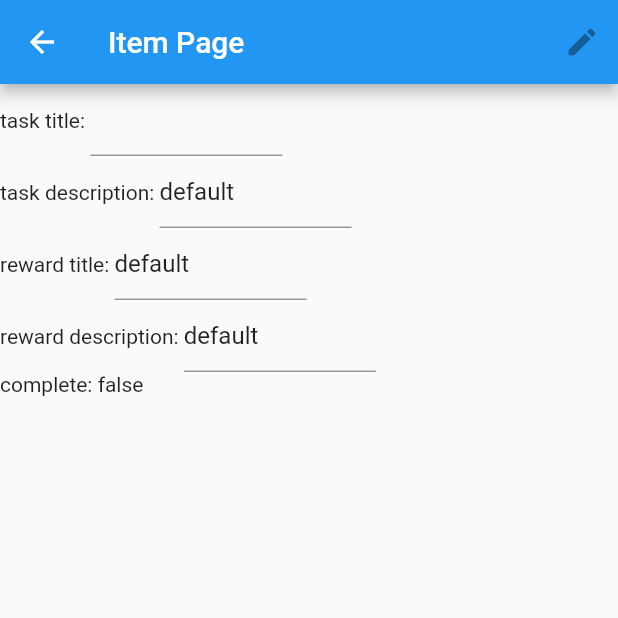
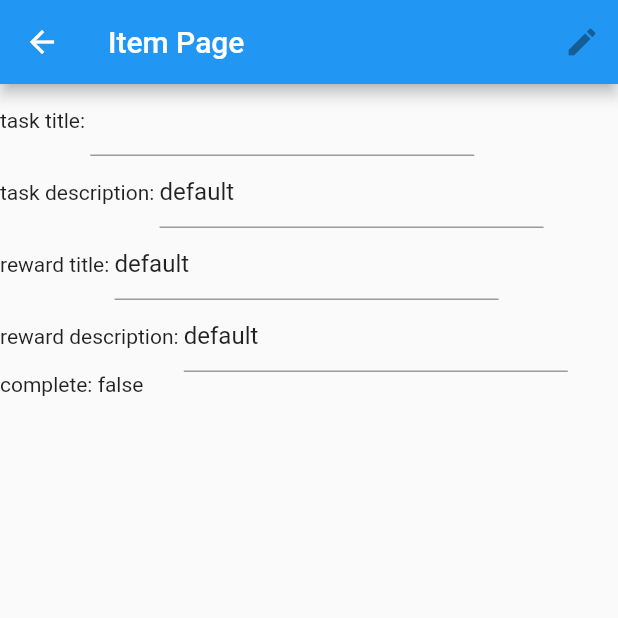
Before and after one commit to ayz122004/carrot, a Flutter app: the ItemPage screen opened directly with empty values, on a phone screen of 412 x 824 dp, the top half of it. Run offline on Flutter 3.47's test engine with Material 2 defaults, Android fonts, the phone set to English and light mode, and no system bars.

Commit message:
added edit in ItemPage

```diff
--- a/lib/Pages/item_page.dart
+++ b/lib/Pages/item_page.dart
@@ -39,9 +39,14 @@ class _ItemPageState extends State<ItemPage> {
             children: [
               const Text("task title: "),
               SizedBox(
-                width: 128,
+                width: 256,
                 child: TextField(
                   controller: _taskTitleController,
+                  onSubmitted:(value) {
+                    setState(() {
+                      widget.item.taskTitle = _taskTitleController.text;
+                    });
+                  },
                 ),
               )
             ],
@@ -50,9 +55,14 @@ class _ItemPageState extends State<ItemPage> {
             children: [
               const Text("task description: "),
               SizedBox(
-                width: 128,
+                width: 256,
                 child: TextField(
                   controller: _taskDescController,
+                  onSubmitted:(value) {
+                    setState(() {
+                      widget.item.taskDescription = _taskDescController.text;
+                    });
+                  },
                 ),
               )
             ],
@@ -61,9 +71,14 @@ class _ItemPageState extends State<ItemPage> {
             children: [
               const Text("reward title: "),
               SizedBox(
-                width: 128,
+                width: 256,
                 child: TextField(
                   controller: _rewardTitleController,
+                  onSubmitted:(value) {
+                    setState(() {
+                      widget.item.rewardTitle = _rewardTitleController.text;
+                    });
+                  },
                 ),
               )
             ],
@@ -72,9 +87,14 @@ class _ItemPageState extends State<ItemPage> {
             children: [
               const Text("reward description: "),
               SizedBox(
-                width: 128,
+                width: 256,
                 child: TextField(
                   controller: _rewardDescController,
+                  onSubmitted:(value) {
+                    setState(() {
+                      widget.item.rewardDescription = _rewardDescController.text;
+                    });
+                  },
                 ),
               )
             ],
```
